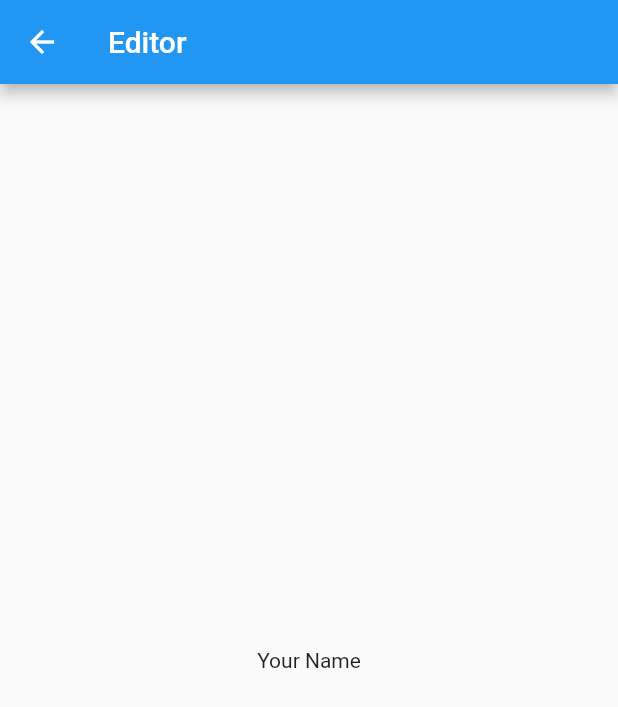
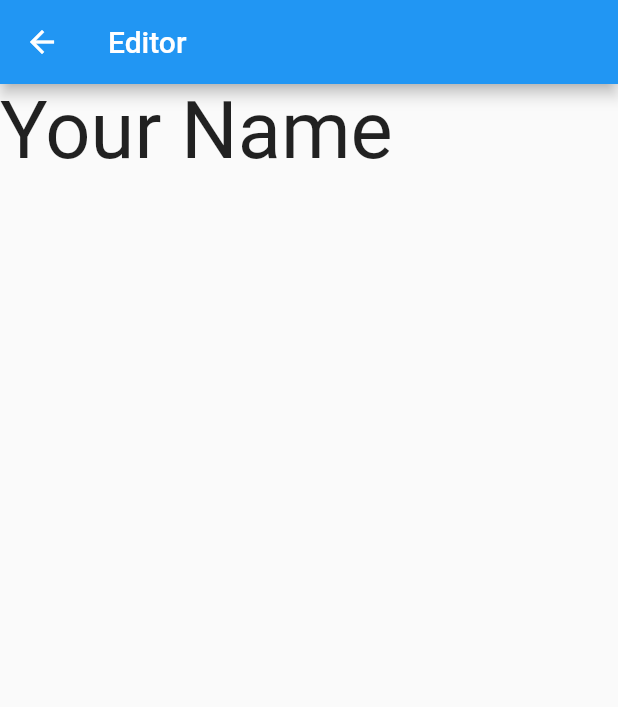
Before and after one commit to kimeu254/canvas, a Flutter app: the TextsPage widget shown alone on an empty page, opened directly, after a tap on "Your Name", on a phone screen of 412 x 824 dp. Shown: the top 707 px of the screen. Run offline on Flutter 3.47's test engine with Material 2 defaults, Android fonts, the phone set to English and light mode, and no system bars; network calls fail; Roboto replaces fonts that are missing (Corinthia Bold).

Commit message:
second commit

```diff
--- a/lib/screens/Images.dart
+++ b/lib/screens/Images.dart
@@ -72,6 +72,8 @@ class _DetailPageState extends State<DetailPage> {
           child: InteractiveViewer(
               child: Image.network(
             widget.model.src.toString(),
+            height: widget.model.height,
+            width: widget.model.width,
           ))),
     );
   }
--- a/lib/screens/Texts.dart
+++ b/lib/screens/Texts.dart
@@ -34,7 +34,10 @@ class _TextsPageState extends State<TextsPage> {
                 child: Center(
                   child: Text(
                     element.text.toString(),
-                    style: TextStyle(),
+                    style: TextStyle(
+                      fontSize: element.fontSize,
+                      fontFamily: element.fontFamily.toString(),
+                    ),
                   ),
                 ),
               ),
@@ -72,12 +75,15 @@ class _DetailPageState extends State<DetailPage> {
           width: 1885,
           height: 782,
           child: InteractiveViewer(
-              child: Center(
             child: Text(
               widget.model.text.toString(),
-              style: const TextStyle(),
+              style: TextStyle(
+                fontSize: widget.model.fontSize,
+                fontFamily: widget.model.fontFamily,
+                //height: widget.model.height,
+              ),
             ),
-          )),
+          ),
         ));
   }
 }
--- a/pubspec.yaml
+++ b/pubspec.yaml
@@ -36,6 +36,8 @@ dependencies:
   # The following adds the Cupertino Icons font to your application.
   # Use with the CupertinoIcons class for iOS style icons.
   cupertino_icons: ^1.0.2
+  webview_flutter: ^3.0.0
+  webview_flutter_web: ^0.1.0+4
 
 dev_dependencies:
   flutter_test:
```
Also changed, not shown: pubspec.lock.
